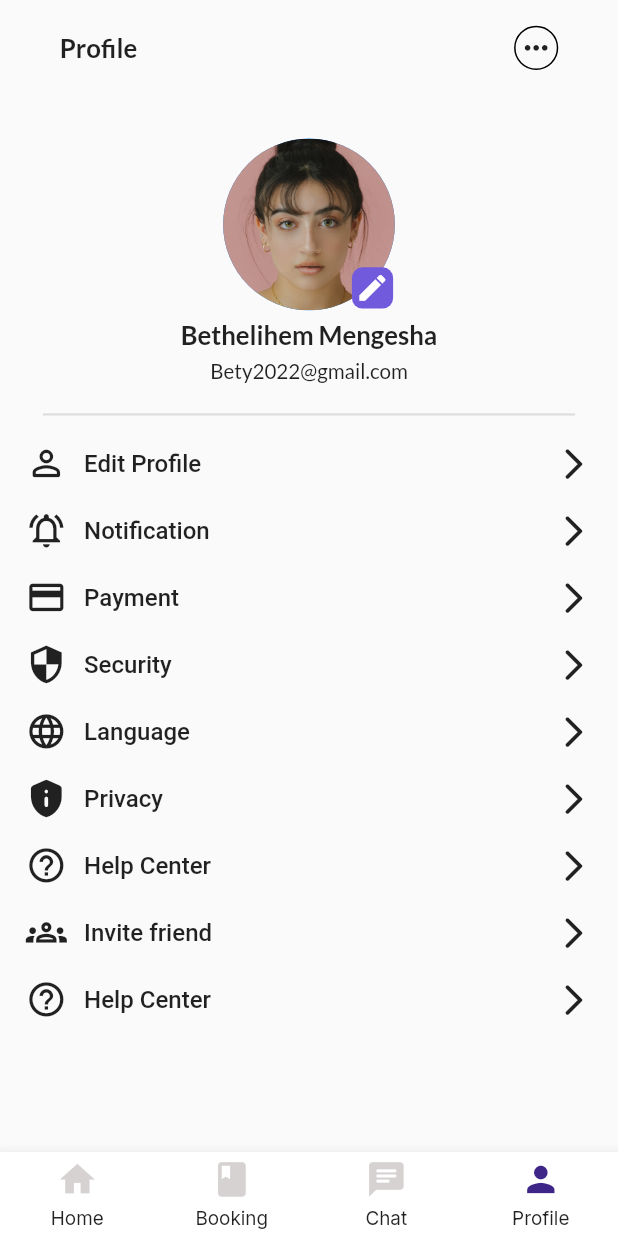
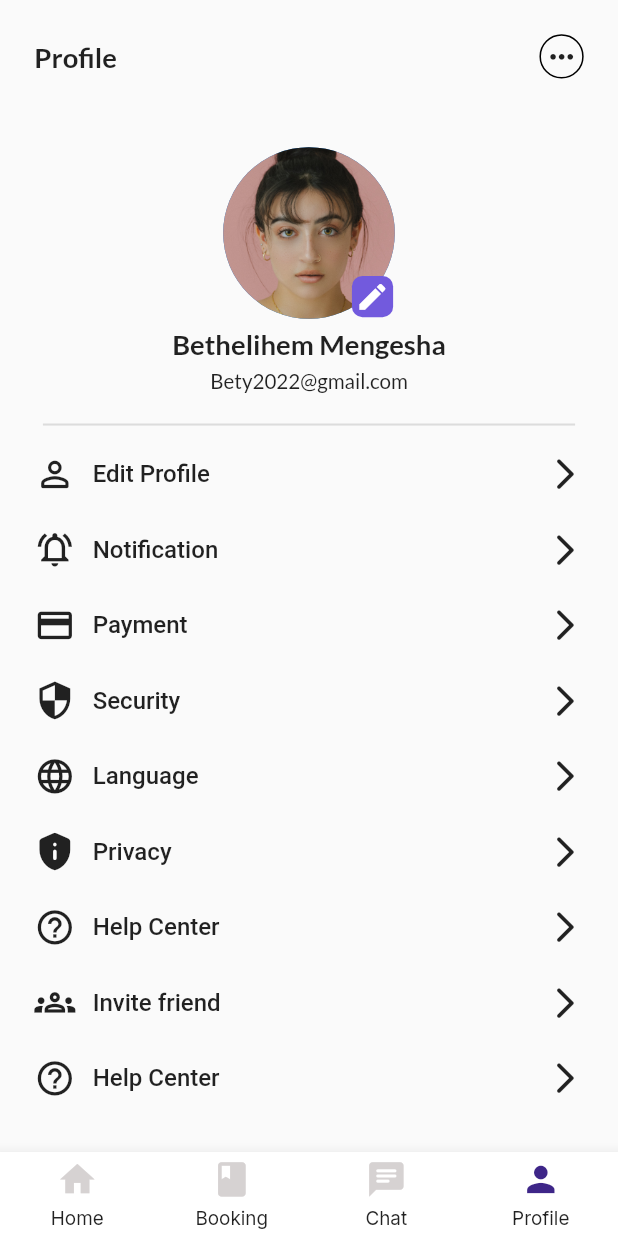
Before and after one commit to Tesfawtsion/Property_maintenance, a Flutter app: the screen it shows after launch, item 4 of the bottom bar chosen, on a phone screen of 412 x 824 dp. Run offline on Flutter 3.47's test engine with Material 2 defaults, Android fonts, the phone set to English and light mode, and no system bars; drawn by our look-alikes of custom_navigation_bar; our stand-ins replace flutter_screenutil, font_awesome_flutter, google_fonts, readmore; missing offline and left inert: antdesign_icons.

Commit message:
updated profile Pages updated profile Pages

```diff
--- a/lib/Pages/profile.dart
+++ b/lib/Pages/profile.dart
@@ -15,23 +15,25 @@ class Profile extends StatelessWidget {
         body: Column(
           children: [
             SizedBox(
-              height: 15.w,
+              height: 20.w,
             ),
-            Row(
-              mainAxisAlignment: MainAxisAlignment.spaceEvenly,
+            Padding(
+              padding: EdgeInsets.symmetric(
+                horizontal: 20.w,
+              ),
+              child: Row(
+                mainAxisAlignment: MainAxisAlignment.spaceBetween,
                 children: [
                   Text(
                     'Profile',
                     style: GoogleFonts.lato(
-                      fontSize: 15.sp,
+                        fontSize: 16.sp,
                         fontWeight: FontWeight.w700,
                         height: 1.3),
                   ),
-                SizedBox(
-                  width: 150.w,
-                ),
                   Container(
-                  padding: EdgeInsets.symmetric(vertical: 2.w, horizontal: 2.w),
+                    padding:
+                        EdgeInsets.symmetric(vertical: 2.w, horizontal: 2.w),
                     decoration: BoxDecoration(
                         border: Border.all(),
                         borderRadius: BorderRadius.circular(100)),
@@ -41,6 +43,7 @@ class Profile extends StatelessWidget {
                     ),
                   )
                 ],
+              ),
             ),
             SizedBox(
               height: 40.w,
@@ -78,7 +81,7 @@ class Profile extends StatelessWidget {
                 Text(
                   'Bethelihem Mengesha',
                   style: GoogleFonts.lato(
-                      fontSize: 15.sp,
+                      fontSize: 16.sp,
                       fontWeight: FontWeight.w600,
                       height: 1.4.sp),
                 ),
@@ -103,7 +106,7 @@ class Profile extends StatelessWidget {
               ontap: () {},
             ),
             SizedBox(
-              height: 15.w,
+              height: 20.w,
             ),
             proList(
               icon: Icons.notifications_active_outlined,
@@ -111,7 +114,7 @@ class Profile extends StatelessWidget {
               ontap: () {},
             ),
             SizedBox(
-              height: 15.w,
+              height: 20.w,
             ),
             proList(
               icon: Icons.payment_outlined,
@@ -119,7 +122,7 @@ class Profile extends StatelessWidget {
               ontap: () {},
             ),
             SizedBox(
-              height: 15.w,
+              height: 20.w,
             ),
             proList(
               icon: Icons.security_outlined,
@@ -127,7 +130,7 @@ class Profile extends StatelessWidget {
               ontap: () {},
             ),
             SizedBox(
-              height: 15.w,
+              height: 20.w,
             ),
             proList(
               icon: Icons.language,
@@ -135,7 +138,7 @@ class Profile extends StatelessWidget {
               ontap: () {},
             ),
             SizedBox(
-              height: 15.w,
+              height: 20.w,
             ),
             proList(
               icon: Icons.privacy_tip_rounded,
@@ -143,7 +146,7 @@ class Profile extends StatelessWidget {
               ontap: () {},
             ),
             SizedBox(
-              height: 15.w,
+              height: 20.w,
             ),
             proList(
               icon: Icons.help_outline_sharp,
@@ -151,7 +154,7 @@ class Profile extends StatelessWidget {
               ontap: () {},
             ),
             SizedBox(
-              height: 15.w,
+              height: 20.w,
             ),
             proList(
               icon: Icons.groups_outlined,
@@ -159,7 +162,7 @@ class Profile extends StatelessWidget {
               ontap: () {},
             ),
             SizedBox(
-              height: 15.w,
+              height: 20.w,
             ),
             proList(
               icon: Icons.help_outline_sharp,
@@ -187,7 +190,7 @@ class proList extends StatelessWidget {
   @override
   Widget build(BuildContext context) {
     return Padding(
-      padding: EdgeInsets.symmetric(horizontal: 15.w),
+      padding: EdgeInsets.symmetric(horizontal: 20.w),
       child: GestureDetector(
         onDoubleTap: ontap,
         child: Row(
```
Lines whose indentation alone changed are shown as unchanged.
